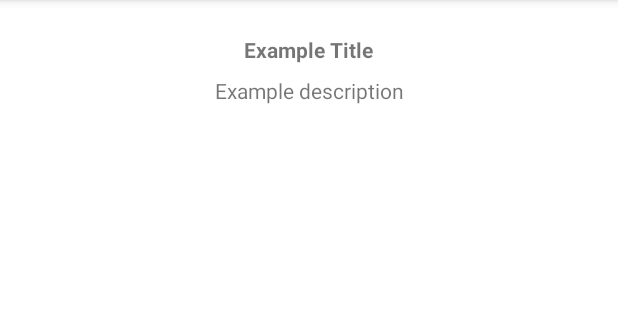
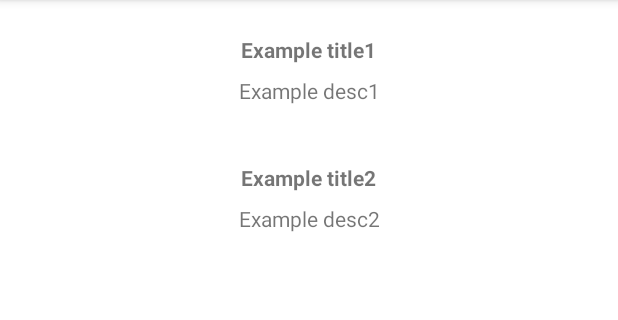
Before and after one commit to MitchelCarreon/app_test, an Android app: the AdventureSelectActivity screen opened directly, with no data from a screen before it, on a phone screen of 412 x 824 dp, the part 84-404 px from its top. Run offline under Robolectric (Android 15) with nearby library versions, the phone set to English and light mode, and no system bars.

Commit message:
com.example.app_test.adventures = package for storing all adventures. If an adventure has multiple activities/fragments and whatnot, store in package

```diff
--- a/app/src/main/AndroidManifest.xml
+++ b/app/src/main/AndroidManifest.xml
@@ -9,6 +9,9 @@
         android:roundIcon="@mipmap/ic_launcher_round"
         android:supportsRtl="true"
         android:theme="@style/Theme.App_test" >
+        <activity
+            android:name=".adventures.Sample_adventure"
+            android:exported="true" />
         <activity
             android:name=".AdventureSelectActivity"
             android:exported="true" />
--- a/app/src/main/java/com/example/app_test/AdventureSelectActivity.java
+++ b/app/src/main/java/com/example/app_test/AdventureSelectActivity.java
@@ -4,10 +4,13 @@ import androidx.appcompat.app.AppCompatActivity;
 import androidx.recyclerview.widget.LinearLayoutManager;
 import androidx.recyclerview.widget.RecyclerView;
 
+import android.content.Intent;
 import android.os.Bundle;
+import android.widget.Toast;
 
 import com.example.app_test.adapter.AdventureSelectAdapter;
 import com.example.app_test.adapter.Adventure_overview;
+import com.example.app_test.adventures.*;
 import com.example.app_test.databinding.ActivityAdventureSelectBinding;
 
 import java.util.ArrayList;
@@ -40,8 +43,10 @@ public class AdventureSelectActivity extends AppCompatActivity {
         this.adapter.setOnItemClickListener(
                 new AdventureSelectAdapter.OnItemClickListener() {
                     @Override
-                    public void onItemClick(int position) {
-
+                    public void onItemClick(int position) throws ClassNotFoundException {
+                        Intent intent = new Intent(getBaseContext(),
+                                adventures.get(position).getActivity_class_name());
+                        startActivity(intent);
                     }
                 }
         );
@@ -50,8 +55,14 @@ public class AdventureSelectActivity extends AppCompatActivity {
     private List<Adventure_overview> getAvailableAdventures(){
         List<Adventure_overview> adventures = new ArrayList<Adventure_overview>();
 
-        // ADD adventures here.
-        adventures.add(new Adventure_overview("Example title", "Example desc"));
+        // ADD adventures here. Adventure generator
+
+        adventures.add(new Adventure_overview(
+                "Example title1", "Example desc1"
+        , Sample_adventure.class));
+
+        adventures.add(new Adventure_overview(
+                "Example title2", "Example desc2", Sample_adventure.class));
 
         return adventures;
     }
--- a/app/src/main/java/com/example/app_test/LoginActivity.java
+++ b/app/src/main/java/com/example/app_test/LoginActivity.java
@@ -17,7 +17,6 @@ public class LoginActivity extends AppCompatActivity {
     protected void onCreate(Bundle savedInstanceState) {
         super.onCreate(savedInstanceState);
         this.binding = ActivityMainBinding.inflate(getLayoutInflater());
-
         setContentView(this.binding.getRoot());
 
 
--- a/app/src/main/java/com/example/app_test/adapter/AdventureSelectAdapter.java
+++ b/app/src/main/java/com/example/app_test/adapter/AdventureSelectAdapter.java
@@ -19,11 +19,9 @@ public class AdventureSelectAdapter extends RecyclerView.Adapter {
     private List<Adventure_overview> adventuresList;
     private Context context;
 
-    public void setSelected(Boolean selected) {
-        isSelected = selected;
-    }
 
-    private Boolean isSelected;
+
+
 
     public AdventureSelectAdapter(List<Adventure_overview> adventuresList, Context context) {
         this.adventuresList = adventuresList;
@@ -31,7 +29,7 @@ public class AdventureSelectAdapter extends RecyclerView.Adapter {
     }
 
     public interface OnItemClickListener {
-        void onItemClick(int position);
+        void onItemClick(int position) throws ClassNotFoundException;
     }
     public void setOnItemClickListener(OnItemClickListener onItemClickListener) {
         this.onItemClickListener = onItemClickListener;
@@ -50,8 +48,8 @@ public class AdventureSelectAdapter extends RecyclerView.Adapter {
     @Override
     public void onBindViewHolder(@NonNull RecyclerView.ViewHolder holder, int position) {
         AdventureViewHolder viewHolder = (AdventureViewHolder) holder;
-        viewHolder.adventure_title.setText("Example Title");
-        viewHolder.adventure_desc.setText("Example description");
+        viewHolder.adventure_title.setText(this.adventuresList.get(position).getTitle());
+        viewHolder.adventure_desc.setText(this.adventuresList.get(position).getDescription());
     }
 
     @Override
@@ -76,7 +74,11 @@ public class AdventureSelectAdapter extends RecyclerView.Adapter {
 
         @Override
         public void onClick(View v) {
-            onItemClickListener.onItemClick(getLayoutPosition());
+            try {
+                onItemClickListener.onItemClick(getLayoutPosition());
+            } catch (ClassNotFoundException e) {
+                e.printStackTrace();
+            }
         }
     }
 }
--- a/app/src/main/java/com/example/app_test/adapter/Adventure_overview.java
+++ b/app/src/main/java/com/example/app_test/adapter/Adventure_overview.java
@@ -3,15 +3,23 @@ package com.example.app_test.adapter;
 public class Adventure_overview {
     private String title;
     private String description;
+    private Class activity_class_name; // Stores class/activity name as String. Use Class.forName(String) to pass to an intent.
 
-    public Adventure_overview(String title, String description) {
+
+
+    public Adventure_overview(String title, String description, Class activity_class_name) {
         this.title = title;
         this.description = description;
+        this.activity_class_name = activity_class_name;
     }
 
+    public Class getActivity_class_name() {
+        return activity_class_name;
+    }
     public String getTitle() {
         return title;
     }
+
     public String getDescription() {
         return description;
     }
```
Also changed, not shown: app/src/main/java/com/example/app_test/adventures/Sample_adventure.java (added, +15 -0 lines), app/src/main/res/layout/activity_sample_adventure.xml (added, +19 -0 lines).
